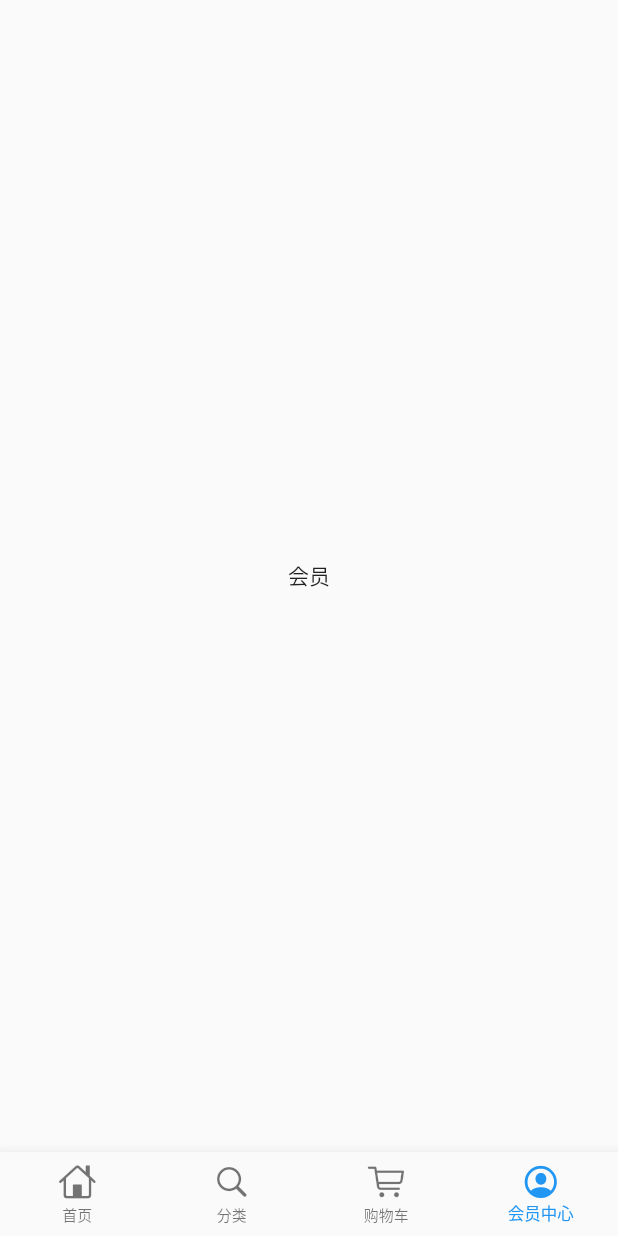
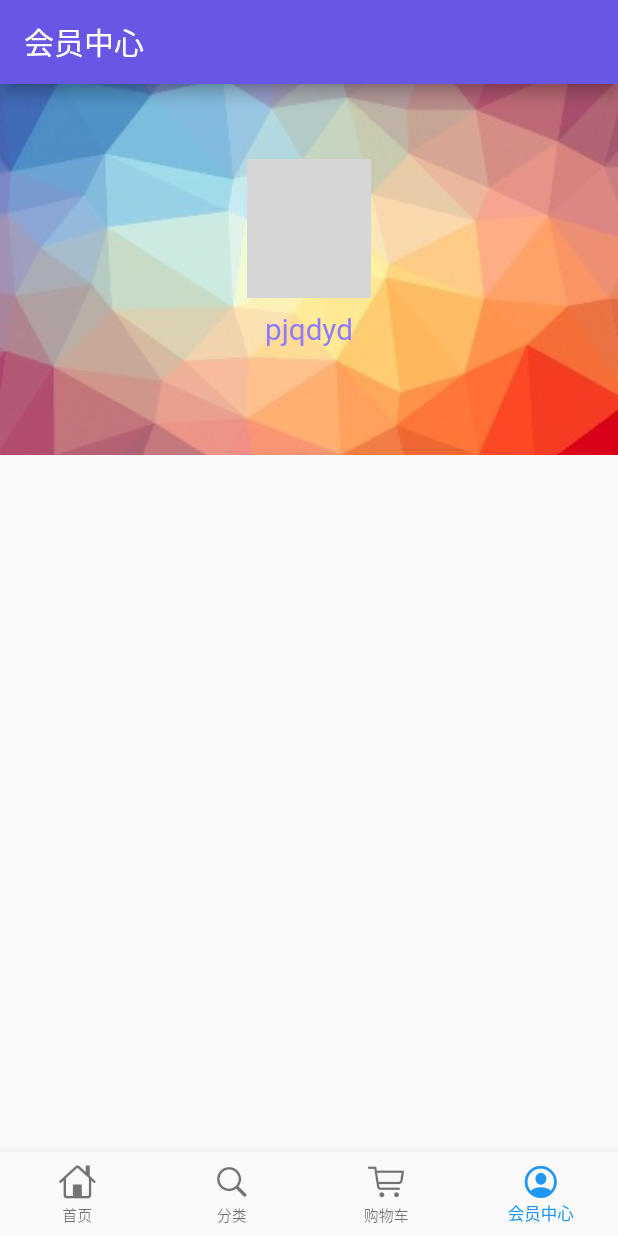
Before and after one commit to pjqdyd/Flutter-shop, a Flutter app: the screen it shows after launch, item 4 of the bottom bar chosen, on a phone screen of 412 x 824 dp. Run offline on Flutter 3.47's test engine with Material 2 defaults, Android fonts, the phone set to English and light mode, and no system bars; our stand-ins replace dio, flutter_easyrefresh, flutter_html, flutter_screenutil, flutter_swiper, fluttertoast and 1 more; missing offline and left inert: provide; network calls fail; statements that could not run were skipped; grey boxes are pictures that could not be loaded.

Commit message:
会员页头部背景及头像昵称布局

```diff
--- a/lib/pages/member/Member.dart
+++ b/lib/pages/member/Member.dart
@@ -1,4 +1,6 @@
 import 'package:flutter/material.dart';
+
+import './member_header/MemberHeader.dart'; //会员页头部组件
 
 class MemberPage extends StatelessWidget {
 
@@ -9,8 +11,13 @@ class MemberPage extends StatelessWidget {
   @override
   Widget build(BuildContext context) {
     return Scaffold(
-      body: Center(
-        child: Text("会员"),
+      appBar: AppBar(
+        title: Text("会员中心"),
+      ),
+      body: ListView(
+        children: <Widget>[
+          MemberHeader(),
+        ],
       ),
     );
   }
--- /dev/null
+++ b/lib/pages/member/member_header/MemberHeader.dart
@@ -0,0 +1,44 @@
+import 'package:flutter/material.dart';
+import 'package:flutter_screenutil/flutter_screenutil.dart';
+
+//会员中心页头部组件
+class MemberHeader extends StatelessWidget {
+  const MemberHeader({Key key}) : super(key: key);
+
+  @override
+  Widget build(BuildContext context) {
+    return Container(
+      width: ScreenUtil().setWidth(750),
+      height: ScreenUtil().setHeight(400),
+      padding: EdgeInsets.all(20),
+      decoration: BoxDecoration(
+          image: DecorationImage(
+            image: AssetImage("images/bg/bg.jpg"),
+            fit: BoxFit.cover,
+          ),
+      ),
+      child: Column(
+        children: <Widget>[
+          Container( //用户头像
+            width: ScreenUtil().setWidth(150),
+            height: ScreenUtil().setHeight(150),
+            margin: EdgeInsets.only(top: 30),
+            child: ClipOval(
+              child: Image.network("https://upload-images.jianshu.io/upload_images/14511997-f98df143a7bb5a83.png"),
+            ),
+          ),
+          Container( //用户昵称
+            margin: EdgeInsets.only(top: 10),
+            child: Text(
+              "pjqdyd",
+              style: TextStyle(
+                color: Color(0xFF8C7BFD),
+                fontSize: ScreenUtil().setSp(36),
+              ),
+            ),
+          ),
+        ],
+      ),
+    );
+  }
+}
--- a/pubspec.yaml
+++ b/pubspec.yaml
@@ -58,6 +58,10 @@ flutter:
     - images/3.0x/icon/hot.png
     - images/icon/hot.png
 
+    - images/2.0x/bg/bg.jpg
+    - images/3.0x/bg/bg.jpg
+    - images/bg/bg.jpg
+
   # An image asset can refer to one or more resolution-specific "variants", see
   # https://flutter.dev/assets-and-images/#resolution-aware.
 
```
Also changed, not shown: images/2.0x/bg/bg.jpg (added), images/3.0x/bg/bg.jpg (added), images/bg/bg.jpg (added).
